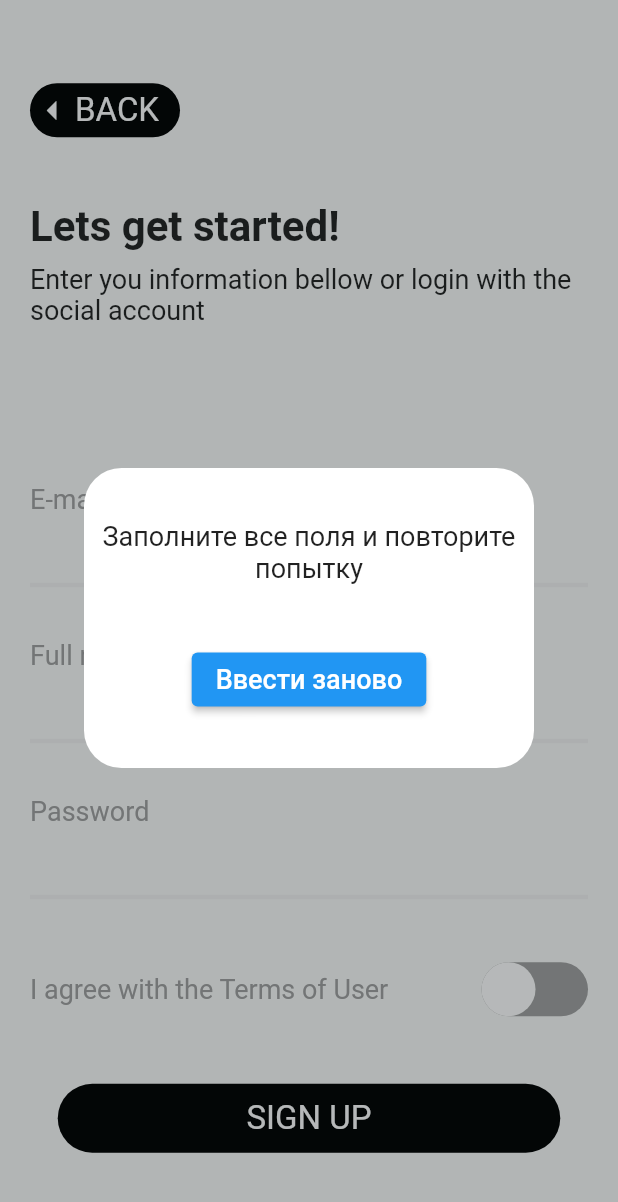
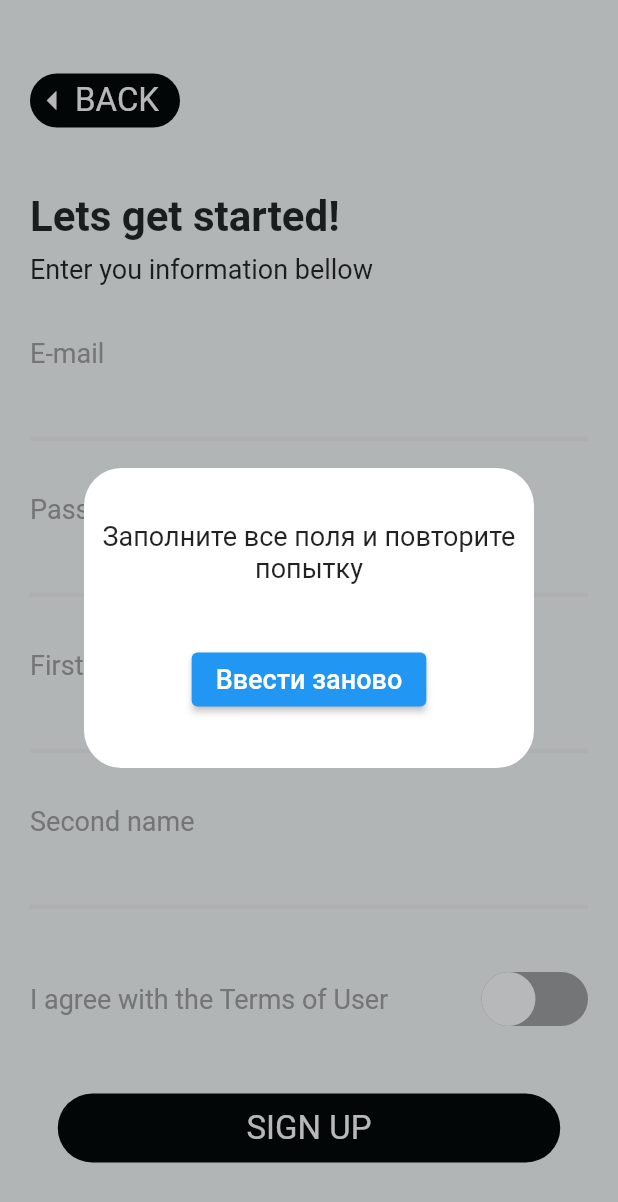
Before and after one commit to agumiroff/PersonalBlog, a Flutter app: the SignUpPage screen opened by its route, after a tap on "SIGN UP", on a phone screen of 412 x 824 dp. Shown: the top 1202 px of the screen. Run offline on Flutter 3.47's test engine with Material 2 defaults, Android fonts, the phone set to English and light mode, and no system bars; our stand-ins replace bloc, cloud_firestore, firebase_auth, firebase_core, flutter_bloc; accounts and stored records are empty; Roboto replaces fonts that are missing (Noah).

```diff
--- a/lib/core/domain/entities/user_entity.dart
+++ b/lib/core/domain/entities/user_entity.dart
@@ -1,15 +1,21 @@
 class UserData {
   final String email;
   final String password;
-  final String fullname;
+  final String firstName;
+  final String secondName;
+  final List<String>? posts;
+  final List<String>? bookMarks;
 
-  UserData({required this.email, required this.password, required this.fullname});
+  UserData(this.posts, this.bookMarks, this.firstName, this.secondName, {required this.email, required this.password});
 
   Map<String, dynamic> toJson() {
     return <String, dynamic>{
       'email': email,
       'password': password,
-      'fullname': fullname,
+      'firstName': firstName,
+      'secondName': secondName,
+      'posts': posts ?? [],
+      'bookmarks': bookMarks ?? [],
     };
   }
 }
--- a/lib/core/presentation/navigation/navigation.dart
+++ b/lib/core/presentation/navigation/navigation.dart
@@ -4,8 +4,8 @@ import '../../../features/sign_in/presentation/bloc/sign_in_bloc.dart';
 import '../../../features/sign_in/presentation/pages/sign_in_page.dart';
 import '../../../features/sign_up/presentation/bloc/sign_up_bloc.dart';
 import '../../../features/sign_up/presentation/pages/sign_up_page.dart';
+import '../../../features/user_profile/presentation/pages/user_profile.dart';
 import '../pages/error_page.dart';
-import '../pages/user_profile.dart';
 
 class Navigation {
   Route onGenerateRoute(RouteSettings routeSettings) {
--- a/lib/core/presentation/pages/user_profile.dart
+++ b/lib/core/presentation/pages/user_profile_bloc.dart
@@ -2,8 +2,8 @@ import 'package:cloud_firestore/cloud_firestore.dart';
 import 'package:flutter/material.dart';
 import '../../domain/repository/repository.dart';
 
-class UserProfile extends StatelessWidget {
-  const UserProfile({super.key});
+class UserProfile2 extends StatelessWidget {
+  const UserProfile2({super.key});
 
   @override
   Widget build(BuildContext context) {
--- a/lib/features/sign_in/presentation/bloc/sign_in_bloc.dart
+++ b/lib/features/sign_in/presentation/bloc/sign_in_bloc.dart
@@ -38,7 +38,7 @@ class SignInBloc extends Bloc<SignInEvents, SignInStates> {
     on<SignInEvent>((event, emit) async {
       LoginUser loginUser = LoginUser();
       if (await loginUser.loginUser(
-          UserData(email: event.emailController.text, password: event.passwordController.text, fullname: ''),
+          UserData(email: event.emailController.text, password: event.passwordController.text, [], [], '', ''),
           event.context)) {
         Navigator.pushNamed(event.context, 'profile');
       }
--- a/lib/features/sign_up/domain/use_cases/empty_fields_check.dart
+++ b/lib/features/sign_up/domain/use_cases/empty_fields_check.dart
@@ -2,7 +2,7 @@ import '../../../../core/domain/entities/user_entity.dart';
 
 class EmptyFieldCheck {
   bool fieldsNotEmptyCheck(UserData user) {
-    if (user.email.isNotEmpty && user.fullname.isNotEmpty && user.password.isNotEmpty) {
+    if (user.email.isNotEmpty && user.firstName.isNotEmpty && user.secondName.isNotEmpty && user.password.isNotEmpty) {
       return true;
     } else {
       return false;
--- a/lib/features/sign_up/presentation/bloc/sign_up_bloc.dart
+++ b/lib/features/sign_up/presentation/bloc/sign_up_bloc.dart
@@ -11,12 +11,13 @@ abstract class SignUpEvents {}
 
 class SignUpCheckEvent extends SignUpEvents {
   final TextEditingController emailController;
-  final TextEditingController nameController;
+  final TextEditingController firstNameController;
+  final TextEditingController secondNameController;
   final TextEditingController passwordController;
   final BuildContext context;
 
-  SignUpCheckEvent(this.context,
-      {required this.emailController, required this.nameController, required this.passwordController});
+  SignUpCheckEvent(this.context, this.firstNameController, this.secondNameController,
+      {required this.emailController, required this.passwordController});
 }
 
 class SignUpErrorEvent extends SignUpEvents {}
@@ -27,7 +28,8 @@ abstract class SignUpStates {}
 
 class SignUpStartState extends SignUpStates {
   final TextEditingController emailController = TextEditingController();
-  final TextEditingController nameController = TextEditingController();
+  final TextEditingController firstNameController = TextEditingController();
+  final TextEditingController secondNameController = TextEditingController();
   final TextEditingController passwordController = TextEditingController();
 }
 
@@ -50,12 +52,18 @@ class SignUpBloc extends Bloc<SignUpEvents, SignUpStates> {
       if (emptyFieldCheck.fieldsNotEmptyCheck(UserData(
         email: event.emailController.text,
         password: event.passwordController.text,
-        fullname: event.nameController.text,
+        [],
+        [],
+        event.firstNameController.text,
+        event.secondNameController.text,
       ))) {
         createUserUseCase.createUser(UserData(
           email: event.emailController.text,
           password: event.passwordController.text,
-          fullname: event.nameController.text,
+          [],
+          [],
+          event.firstNameController.text,
+          event.secondNameController.text,
         ));
         Navigator.push(
             event.context,
--- a/lib/features/sign_up/presentation/pages/sign_up_page.dart
+++ b/lib/features/sign_up/presentation/pages/sign_up_page.dart
@@ -17,12 +17,11 @@ class SignUpPage extends StatelessWidget {
         if (state is SignUpStartState) {
           return Scaffold(
             body: Center(
-              child: SafeArea(
               child: SingleChildScrollView(
-                  padding: const EdgeInsets.symmetric(horizontal: 20, vertical: 34),
+                padding: const EdgeInsets.symmetric(horizontal: 20),
                 child: Column(
-                    mainAxisSize: MainAxisSize.min,
                   crossAxisAlignment: CrossAxisAlignment.start,
+                  mainAxisAlignment: MainAxisAlignment.start,
                   children: [
                     BackButtonWidget(
                       onTap: () {
@@ -32,9 +31,8 @@ class SignUpPage extends StatelessWidget {
                     const SizedBox(height: 43),
                     const Text('Lets get started!', style: TextStyle(fontSize: 28, fontWeight: FontWeight.bold)),
                     const SizedBox(height: 8),
-                      const Text('Enter you information bellow or login with the social account',
-                          style: TextStyle(fontSize: 18)),
-                      const SizedBox(height: 105),
+                    const Text('Enter you information bellow', style: TextStyle(fontSize: 18)),
+                    const SizedBox(height: 35),
                     TextFieldWidget(
                       labelText: 'E-mail',
                       suffixText: '',
@@ -44,19 +42,27 @@ class SignUpPage extends StatelessWidget {
                     ),
                     const SizedBox(height: 35),
                     TextFieldWidget(
-                        textEditingController: state.nameController,
-                        labelText: 'Full name',
+                      textEditingController: state.passwordController,
+                      labelText: 'Password',
+                      suffixText: '',
+                      onTap: () {},
+                      isPassword: true,
+                    ),
+                    const SizedBox(height: 35),
+                    TextFieldWidget(
+                      textEditingController: state.firstNameController,
+                      labelText: 'First name',
                       suffixText: '',
                       onTap: () {},
                       isPassword: false,
                     ),
                     const SizedBox(height: 35),
                     TextFieldWidget(
-                        textEditingController: state.passwordController,
-                        labelText: 'Password',
+                      textEditingController: state.secondNameController,
+                      labelText: 'Second name',
                       suffixText: '',
                       onTap: () {},
-                        isPassword: true,
+                      isPassword: false,
                     ),
                     const SizedBox(height: 42),
                     Row(
@@ -77,12 +83,12 @@ class SignUpPage extends StatelessWidget {
                           context,
                           emailController: state.emailController,
                           passwordController: state.passwordController,
-                            nameController: state.nameController,
+                          state.firstNameController,
+                          state.secondNameController,
                         ));
                       },
                     ),
                   ],
-                  ),
                 ),
               ),
             ),
```
Also changed, not shown: lib/core/presentation/widgets/profile_button_widget.dart (added, +38 -0 lines), lib/features/user_profile/presentation/pages/user_profile.dart (added, +84 -0 lines), lib/main.dart (+6 -5 lines). Lines whose indentation alone changed are shown as unchanged.
